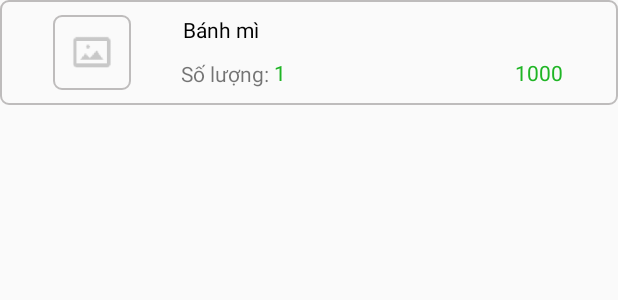
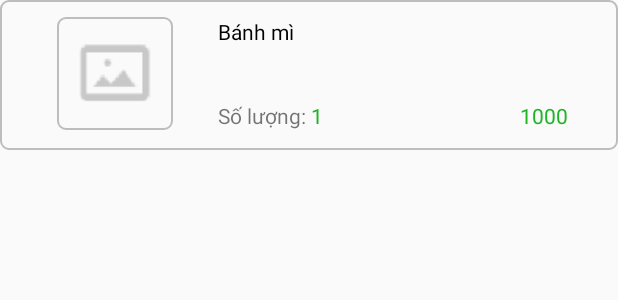
Before and after one commit to ahnkiot123a/CapstoneProject, an Android app: the layout item_layout.xml on its own in the app's theme, with its tools: preview values and no code run, on a phone screen of 412 x 824 dp. Shown: the top 300 px of the screen. Run offline under Robolectric (Android 15) with nearby library versions, the phone set to English and light mode, and no system bars.

Commit message:
udpate product

```diff
--- a/app/src/main/AndroidManifest.xml
+++ b/app/src/main/AndroidManifest.xml
@@ -24,6 +24,9 @@
         <activity
             android:name=".View.SplashActivity"
             android:noHistory="true">
+
+        </activity>
+        <activity android:name=".View.ListProductActivity">
             <intent-filter>
                 <action android:name="android.intent.action.MAIN" />
 
--- a/app/src/main/res/layout/item_layout.xml
+++ b/app/src/main/res/layout/item_layout.xml
@@ -1,23 +1,21 @@
 <?xml version="1.0" encoding="utf-8"?>
-<androidx.constraintlayout.widget.ConstraintLayout
-    xmlns:android="http://schemas.android.com/apk/res/android"
+<androidx.constraintlayout.widget.ConstraintLayout xmlns:android="http://schemas.android.com/apk/res/android"
     xmlns:app="http://schemas.android.com/apk/res-auto"
     xmlns:tools="http://schemas.android.com/tools"
     android:layout_width="match_parent"
-    android:layout_height="wrap_content"
+    android:layout_height="100dp"
     android:background="@drawable/shape_box_border"
     android:orientation="vertical">
 
     <ImageView
+        android:id="@+id/imgViewProductPicture"
+        android:layout_width="77dp"
+        android:layout_height="75dp"
+        android:layout_marginStart="28dp"
+        android:layout_weight="1"
         android:background="@drawable/shape_box_border"
-        android:id="@+id/imgViewProductPicture"
-        android:layout_width="52dp"
-        android:layout_height="50dp"
-        android:layout_marginStart="25dp"
-        android:layout_weight="1"
-        app:layout_constraintBottom_toBottomOf="parent"
+        app:layout_constraintBottom_toBottomOf="@+id/tvsl"
         app:layout_constraintStart_toStartOf="parent"
-        app:layout_constraintTop_toTopOf="parent"
         app:srcCompat="@drawable/icon_item_picture_empty" />
 
     <TextView
@@ -26,22 +24,18 @@
         android:layout_height="wrap_content"
         android:text="Bánh mì"
         android:textColor="#000000"
-        app:layout_constraintEnd_toEndOf="parent"
-        app:layout_constraintHorizontal_bias="0.131"
-        app:layout_constraintStart_toEndOf="@+id/imgViewProductPicture"
-        app:layout_constraintTop_toTopOf="parent" />
+        app:layout_constraintStart_toStartOf="@+id/tvsl"
+        app:layout_constraintTop_toTopOf="@+id/imgViewProductPicture" />
 
     <TextView
         android:id="@+id/tvsl"
         android:layout_width="wrap_content"
         android:layout_height="wrap_content"
         android:text="Số lượng: "
-        app:layout_constraintBottom_toBottomOf="parent"
+        app:layout_constraintBottom_toBottomOf="@+id/tvProductPrice"
         app:layout_constraintEnd_toEndOf="parent"
         app:layout_constraintHorizontal_bias="0.133"
-        app:layout_constraintStart_toEndOf="@+id/imgViewProductPicture"
-        app:layout_constraintTop_toBottomOf="@+id/tvProductName"
-        app:layout_constraintVertical_bias="0.909" />
+        app:layout_constraintStart_toEndOf="@+id/imgViewProductPicture" />
 
     <TextView
         android:id="@+id/tvProductQuantity"
```
